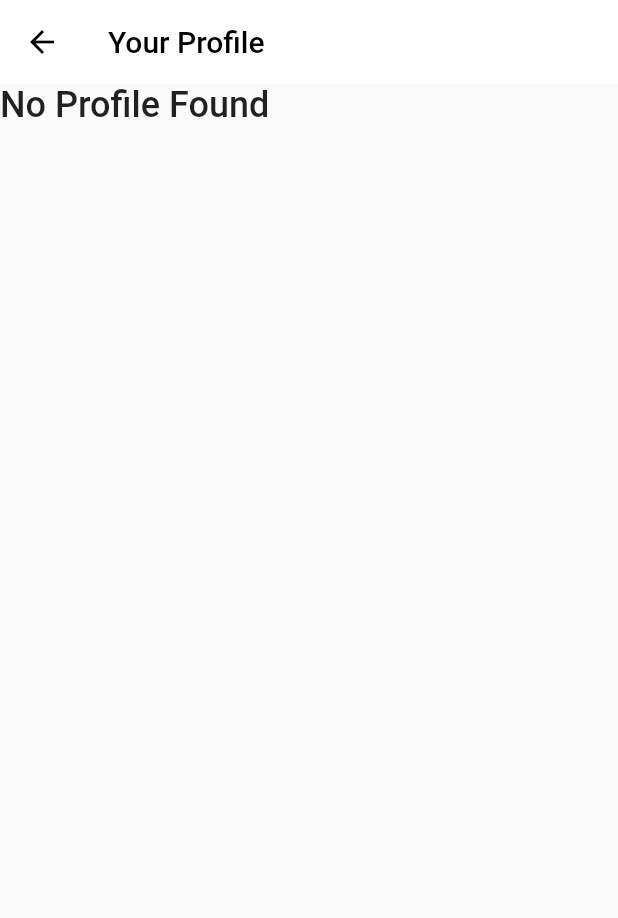
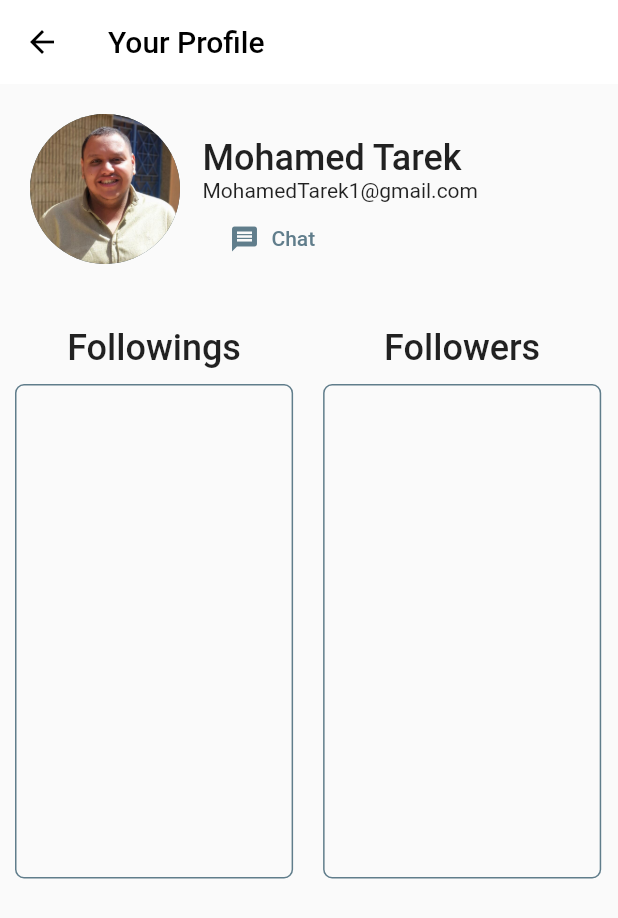
Before and after one commit to ziadHesham1/instagram-clone-flutter-mobile-application, a Flutter app: the ProfileScreen screen opened by its route, on a phone screen of 412 x 824 dp. Shown: the top 918 px of the screen. Run offline on Flutter 3.47's test engine with Material 2 defaults, Android fonts, the light colour scheme and no system bars.

Commit message:
follow bug fixes

```diff
--- a/lib/core/providers/users_provider.dart
+++ b/lib/core/providers/users_provider.dart
@@ -10,8 +10,8 @@
   final String email;
   final String imgPath;
   bool isLoggedIn;
-  List<String> followings;
-  List<String> followers;
+  Set<String> followings;
+  Set<String> followers;
 
   UsersModel({
     required this.id,
@@ -31,24 +31,24 @@
         name: 'Ziad Hesham',
         imgPath: GlobalVariables.ziadImg,
         isLoggedIn: false,
-        followings: [],
-        followers: ['TarekId2'],
+        followings: {},
+        followers: {},
         email: 'Ziadhesham280@gmail.com'),
     UsersModel(
         id: 'TarekId2',
         name: 'Mohamed Tarek',
         imgPath: GlobalVariables.tarekImg,
-        isLoggedIn: false,
-        followings: ['ZiadId1'],
-        followers: [],
+        isLoggedIn: true,
+        followings: {},
+        followers: {},
         email: 'MohamedTarek1@gmail.com'),
     UsersModel(
         id: 'MostafaId2',
         name: 'Mostafa Ramadan',
         imgPath: GlobalVariables.mostafaImg,
         isLoggedIn: false,
-        followings: [],
-        followers: [],
+        followings: {},
+        followers: {},
         email: 'MostafaRamadan@gmail.com'),
   ];
   List<UsersModel> get users {
@@ -88,9 +88,8 @@
   }
 
 // follow functions
-  bool isContaining(firstId, secondId) {
-    var list = findUserById(firstId).followings;
-    return list.any((element) => element == secondId);
+  bool isContaining(Set<String> firstList, secondId) {
+    return firstList.any((element) => element == secondId);
   }
 
   void follow(firstId, secondId) {
@@ -98,21 +97,22 @@
       var firstFollowings = findUserById(firstId).followings;
       var secondFollowers = findUserById(secondId).followers;
 
+      // the first id index in the second list
+      var firstIndex = isContaining(firstFollowings,secondId);
       // the second id index in the first list
-      var secondIndex = isContaining(firstId, secondId);
-      // the first id index in the second list
-      var firstIndex = isContaining(secondId, firstId);
-      if (!secondIndex) {
-        firstFollowings.add(secondId);
-      } else {
-        firstFollowings.remove(secondId);
-      }
+      var secondIndex = isContaining(secondFollowers, firstId);
 
       if (!firstIndex) {
         secondFollowers.add(firstId);
       } else {
         secondFollowers.remove(firstId);
       }
+
+      if (!secondIndex) {
+        firstFollowings.add(secondId);
+      } else {
+        firstFollowings.remove(secondId);
+      }
     }
   }
 }
--- a/lib/home_screen/posts/post/follow_button_widget.dart
+++ b/lib/home_screen/posts/post/follow_button_widget.dart
@@ -15,6 +15,7 @@
 
 class _FollowButtonWidgetState extends State<FollowButtonWidget> {
   bool isFollowed = false;
+  bool aFollower = false;
 
   @override
   Widget build(BuildContext context) {
@@ -23,7 +24,10 @@
     var loggedInUser = userProvider.loggedInUser();
 
     if (loggedInUser != null && loggedInUser.id != widget.userId) {
-      isFollowed = userProvider.isContaining(loggedInUser.id, widget.userId);
+      isFollowed =
+          userProvider.isContaining(loggedInUser.followings, widget.userId);
+      aFollower =
+          userProvider.isContaining(loggedInUser.followers, widget.userId);
       return TextButton.icon(
         onPressed: () {
           setState(() {
@@ -35,7 +39,11 @@
         icon: isFollowed
             ? GlobalWidgets.following_icon
             : GlobalWidgets.follow_icon,
-        label: Text(isFollowed ? 'Following' : 'Follow'),
+        label: Text(isFollowed
+            ? 'Following'
+            : aFollower
+                ? ('Follow Back')
+                : ('Follow')),
       );
     } else {
       return const SizedBox(
--- /dev/null
+++ b/lib/profile/follow_lists_checker.dart
@@ -0,0 +1,116 @@
+import 'package:flutter/material.dart';
+import 'package:provider/provider.dart';
+
+import '../core/globals/global_variables.dart';
+import '../core/globals/global_widgets/global_snackbar.dart';
+import '../core/providers/users_provider.dart';
+import 'profile_screen.dart';
+
+class FollowListsChecker extends StatefulWidget {
+  final UsersModel user;
+  // final MediaQueryData mediaQuery;
+  const FollowListsChecker(this.user, /*  this.mediaQuery, */ {super.key});
+
+  @override
+  State<FollowListsChecker> createState() => _FollowListsCheckerState();
+}
+
+class _FollowListsCheckerState extends State<FollowListsChecker> {
+  double widgetHeight = 0.0;
+
+  double widgetWidth = 0.0;
+
+  @override
+  Widget build(BuildContext context) {
+    UsersProvider userProvider = Provider.of<UsersProvider>(context);
+    var mediaQuery = MediaQuery.of(context);
+
+    widgetHeight = mediaQuery.size.height * 0.4;
+    widgetWidth = mediaQuery.size.width * 0.45;
+    return Row(
+      children: [
+        buildUsersList(
+          'Followings',
+          userProvider,
+          widget.user.followings,
+        ),
+        buildUsersList(
+          'Followers',
+          userProvider,
+          widget.user.followers,
+        ),
+      ],
+    );
+  }
+
+  Widget buildUsersList(
+    String header,
+    UsersProvider userProvider,
+    Set<String> userIdsList,
+  ) {
+    var loggedInUser = userProvider.loggedInUser();
+
+    return Column(
+      children: [
+        Text(
+          header,
+          style: GlobalVariables.header,
+        ),
+        Container(
+          height: widgetHeight,
+          width: widgetWidth,
+          margin: const EdgeInsets.all(10),
+          // padding: const EdgeInsets.all(10),
+          decoration: BoxDecoration(
+            borderRadius:
+                BorderRadius.circular(GlobalVariables.postBorderRadius),
+            border: Border.all(color: GlobalVariables.post_border_color),
+          ),
+          child: ListView.builder(
+            itemCount: userIdsList.length,
+            itemBuilder: (context, index) {
+              var user = userProvider.findUserById(userIdsList.elementAt(index));
+              return ListTile(
+                // post publisher profile picture
+
+                /*  InkWell(
+            onTap: () {
+              if (loggedInUser != null) {
+                Navigator.of(context).pushNamed(ProfileScreen.routeName);
+              } else {
+                GlobalSnackbar.showWithLoginAction(
+                  context,
+                  'You need to login to see your profile!!',
+                );
+              }
+            }, */
+
+                leading: InkWell(
+                  onTap: () {
+                    if (loggedInUser != null) {
+                      Navigator.of(context).pushNamed(ProfileScreen.routeName);
+                    } else {
+                      GlobalSnackbar.showWithLoginAction(
+                        context,
+                        'You need to login to see your profile!!',
+                      );
+                    }
+                  },
+                  child: CircleAvatar(
+                    backgroundImage: AssetImage(user.imgPath),
+                  ),
+                ),
+                // post publisher user name
+                title: Text(
+                  user.name,
+                  style: GlobalVariables.bigger_text,
+                ),
+                // subtitle: Text('isLoggedIn : ${user.isLoggedIn}'),
+              );
+            },
+          ),
+        ),
+      ],
+    );
+  }
+}
--- a/lib/profile/profile_screen.dart
+++ b/lib/profile/profile_screen.dart
@@ -1,6 +1,7 @@
 import 'package:flutter/material.dart';
 import 'package:instagram_clone/core/globals/global_widgets.dart';
 import 'package:instagram_clone/home_screen/posts/post/follow_button_widget.dart';
+import 'package:instagram_clone/profile/follow_lists_checker.dart';
 import 'package:provider/provider.dart';
 
 import '../core/globals/global_variables.dart';
@@ -12,6 +13,8 @@
 
   @override
   Widget build(BuildContext context) {
+    // MediaQueryData mediaQuery = MediaQuery.of(context);
+
     UsersProvider userProvider = Provider.of<UsersProvider>(context);
     var loggedInUser = userProvider.loggedInUser();
     var clickedPostUserId =
@@ -41,12 +44,7 @@
                     ],
                   ),
                 ),
-                Row(
-                  children: [
-                    buildUsersList('Followings', userProvider, user.followings),
-                    buildUsersList('Followers', userProvider, user.followers),
-                  ],
-                ),
+                FollowListsChecker(user,/* mediaQuery */),
               ],
             )
           : const Text(
```
